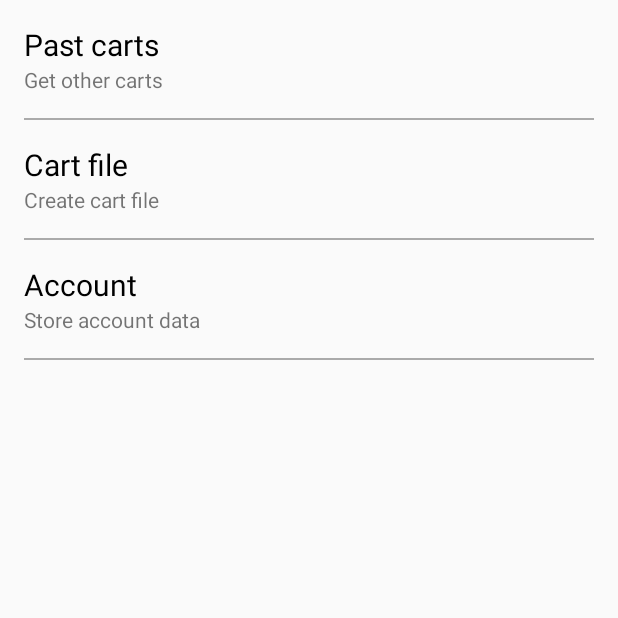
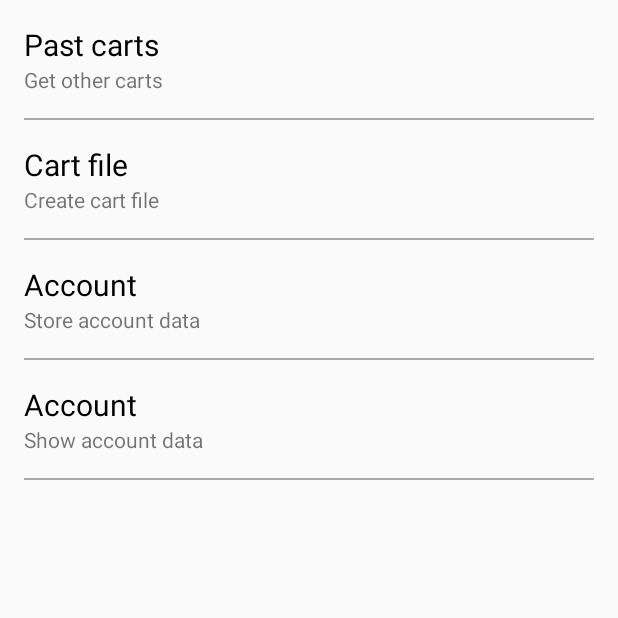
Before and after one commit to alesanmed-educational-projects/raspberry-cart, an Android app: the OptionsActivity screen opened directly, with no data from a screen before it, on a phone screen of 412 x 824 dp, the top half of it. Run offline under Robolectric (Android 15) with nearby library versions, the phone set to English and light mode, and no system bars; libraries missing offline, so code that uses them is left out: com.securepreferences.

Commit message:
Principio de guardar cuentas

```diff
--- a/app/src/main/res/layout/activity_options.xml
+++ b/app/src/main/res/layout/activity_options.xml
@@ -105,4 +105,37 @@
         android:layout_width="fill_parent"
         android:layout_height="1dip"
         android:background="@android:color/darker_gray" />
+
+    <LinearLayout
+        android:id="@+id/show_account"
+        android:orientation="vertical"
+        android:layout_width="match_parent"
+        android:layout_height="wrap_content"
+        android:layout_below="@+id/hor_line_3"
+        android:background="?android:attr/selectableItemBackground"
+        android:layout_alignParentRight="true"
+        android:layout_alignParentEnd="true"
+        android:clickable="true"
+        android:paddingTop="@dimen/activity_vertical_margin"
+        android:paddingBottom="@dimen/activity_vertical_margin">
+        <TextView
+            android:id="@+id/show_account_title"
+            android:layout_width="wrap_content"
+            android:layout_height="wrap_content"
+            android:textColor="#000"
+            android:textSize="20sp"
+            android:text="@string/store_account"/>
+        <TextView
+            android:id="@+id/show_account_desc"
+            android:layout_width="wrap_content"
+            android:layout_height="wrap_content"
+            android:text="@string/show_account_desc"/>
+    </LinearLayout>
+
+    <View
+        android:id="@+id/hor_line_4"
+        android:layout_below="@+id/show_account"
+        android:layout_width="fill_parent"
+        android:layout_height="1dip"
+        android:background="@android:color/darker_gray" />
 </RelativeLayout>
--- a/app/src/main/res/values/strings.xml
+++ b/app/src/main/res/values/strings.xml
@@ -119,4 +119,6 @@
     <string name="past_cart_delete_ok" >Cart successfully deleted</string>
     <string name="store_account">Account</string>
     <string name="store_account_desc">Store account data</string>
+    <string name="account_saved">Account data saved</string>
+    <string name="show_account_desc">Show account data</string>
 </resources>
```
Also changed, not shown: app/src/main/java/com/acmezon/acmezon_dash/OptionsActivity.java (+36 -0 lines), 2 other files.
